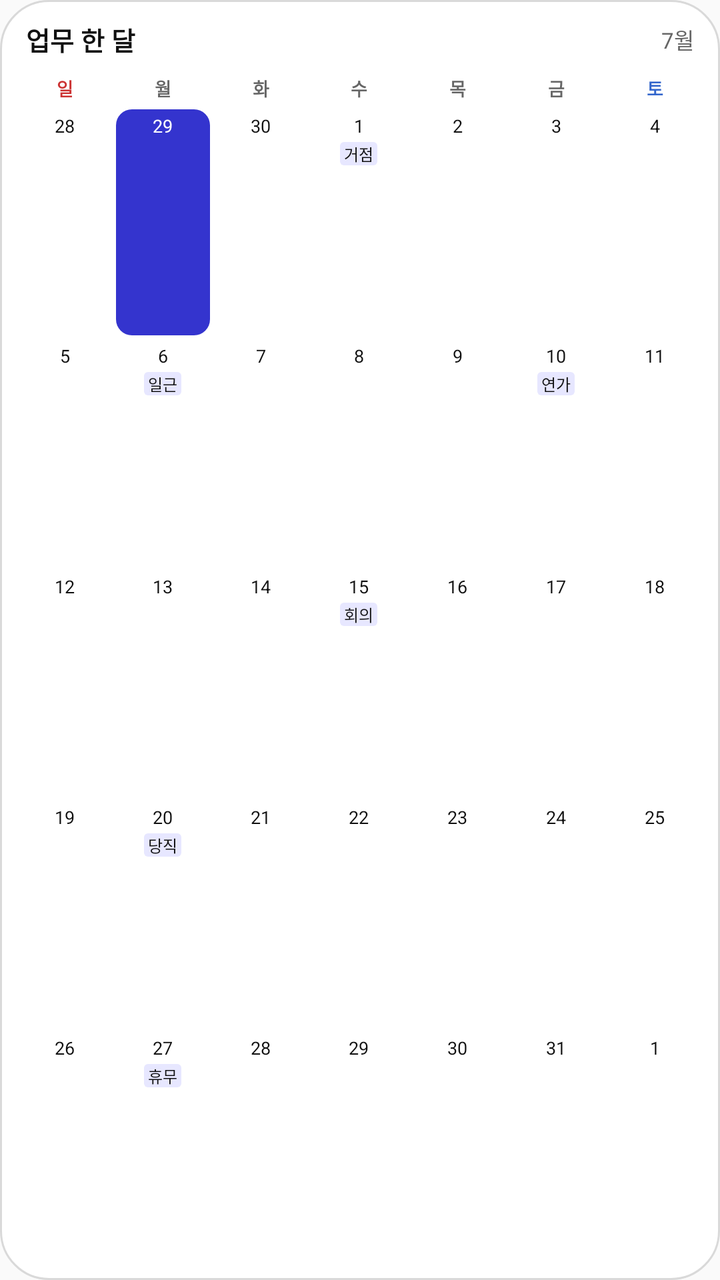
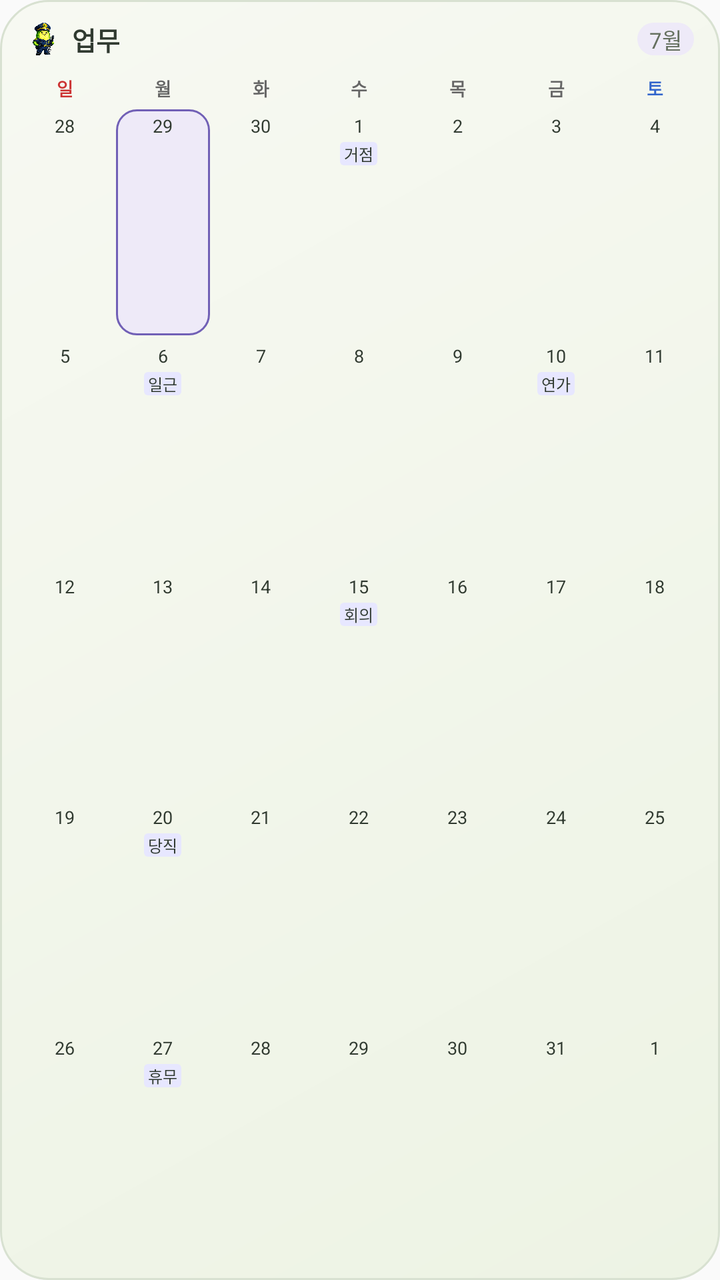

Screens rendered from an Android XML layout before and after an edit, with the pre-edit source and the edit as a unified diff.
<!-- AndroidManifest.xml: application theme AppTheme -->
<!-- res/layout/widget_preview_work_month.xml -->
<?xml version="1.0" encoding="utf-8"?>
<LinearLayout xmlns:android="http://schemas.android.com/apk/res/android"
    android:layout_width="match_parent"
    android:layout_height="match_parent"
    android:background="@drawable/widget_background"
    android:orientation="vertical"
    android:paddingLeft="8dp"
    android:paddingTop="10dp"
    android:paddingRight="8dp"
    android:paddingBottom="10dp">

    <LinearLayout
        android:layout_width="match_parent"
        android:layout_height="wrap_content"
        android:gravity="center_vertical"
        android:orientation="horizontal"
        android:paddingLeft="5dp"
        android:paddingRight="5dp">

        <TextView
            style="@style/MallinoiWidgetPreviewTitle"
            android:text="업무 한 달" />

        <TextView
            style="@style/MallinoiWidgetPreviewSubtitle"
            android:text="7월" />
    </LinearLayout>

    <LinearLayout
        android:layout_width="match_parent"
        android:layout_height="wrap_content"
        android:layout_marginTop="8dp"
        android:orientation="horizontal">
        <TextView
            style="@style/MallinoiWidgetWeekday"
            android:text="일"
            android:textColor="#CC3333" />
        <TextView
            style="@style/MallinoiWidgetWeekday"
            android:text="월" />
        <TextView
            style="@style/MallinoiWidgetWeekday"
            android:text="화" />
        <TextView
            style="@style/MallinoiWidgetWeekday"
            android:text="수" />
        <TextView
            style="@style/MallinoiWidgetWeekday"
            android:text="목" />
        <TextView
            style="@style/MallinoiWidgetWeekday"
            android:text="금" />
        <TextView
            style="@style/MallinoiWidgetWeekday"
            android:text="토"
            android:textColor="#3366CC" />
    </LinearLayout>

    <LinearLayout
        android:layout_width="match_parent"
        android:layout_height="0dp"
        android:layout_marginTop="3dp"
        android:layout_weight="1"
        android:orientation="vertical">

        <LinearLayout
            style="@style/MallinoiWidgetPreviewRow">

        <LinearLayout
            style="@style/MallinoiWidgetPreviewDay">

            <TextView
                style="@style/MallinoiWidgetPreviewDate"
                android:text="28" />
        </LinearLayout>

        <LinearLayout
            style="@style/MallinoiWidgetPreviewDay"
            android:background="@drawable/widget_today_work_background">

            <TextView
                style="@style/MallinoiWidgetPreviewDate"
                android:text="29"
                android:textColor="#FFFFFF" />
        </LinearLayout>

        <LinearLayout
            style="@style/MallinoiWidgetPreviewDay">

            <TextView
                style="@style/MallinoiWidgetPreviewDate"
                android:text="30" />
        </LinearLayout>

        <LinearLayout
            style="@style/MallinoiWidgetPreviewDay">

            <TextView
                style="@style/MallinoiWidgetPreviewDate"
                android:text="1" />

            <TextView
                style="@style/MallinoiWidgetPreviewChip"
                android:background="@drawable/widget_preview_chip_work"
                android:text="거점" />
        </LinearLayout>

        <LinearLayout
            style="@style/MallinoiWidgetPreviewDay">

            <TextView
                style="@style/MallinoiWidgetPreviewDate"
                android:text="2" />
        </LinearLayout>

        <LinearLayout
            style="@style/MallinoiWidgetPreviewDay">

            <TextView
                style="@style/MallinoiWidgetPreviewDate"
                android:text="3" />
        </LinearLayout>

        <LinearLayout
            style="@style/MallinoiWidgetPreviewDay">

            <TextView
                style="@style/MallinoiWidgetPreviewDate"
                android:text="4" />
        </LinearLayout>
        </LinearLayout>

        <LinearLayout
            style="@style/MallinoiWidgetPreviewRow">

        <LinearLayout
            style="@style/MallinoiWidgetPreviewDay">

            <TextView
                style="@style/MallinoiWidgetPreviewDate"
                android:text="5" />
        </LinearLayout>

        <LinearLayout
            style="@style/MallinoiWidgetPreviewDay">

            <TextView
                style="@style/MallinoiWidgetPreviewDate"
                android:text="6" />

            <TextView
                style="@style/MallinoiWidgetPreviewChip"
                android:background="@drawable/widget_preview_chip_work"
                android:text="일근" />
        </LinearLayout>

        <LinearLayout
            style="@style/MallinoiWidgetPreviewDay">

            <TextView
                style="@style/MallinoiWidgetPreviewDate"
                android:text="7" />
        </LinearLayout>

        <LinearLayout
            style="@style/MallinoiWidgetPreviewDay">

            <TextView
                style="@style/MallinoiWidgetPreviewDate"
                android:text="8" />
        </LinearLayout>

        <LinearLayout
            style="@style/MallinoiWidgetPreviewDay">

            <TextView
                style="@style/MallinoiWidgetPreviewDate"
                android:text="9" />
        </LinearLayout>

        <LinearLayout
            style="@style/MallinoiWidgetPreviewDay">

            <TextView
                style="@style/MallinoiWidgetPreviewDate"
                android:text="10" />

            <TextView
                style="@style/MallinoiWidgetPreviewChip"
                android:background="@drawable/widget_preview_chip_work"
                android:text="연가" />
        </LinearLayout>

        <LinearLayout
            style="@style/MallinoiWidgetPreviewDay">

            <TextView
                style="@style/MallinoiWidgetPreviewDate"
                android:text="11" />
        </LinearLayout>
        </LinearLayout>

        <LinearLayout
            style="@style/MallinoiWidgetPreviewRow">

        <LinearLayout
            style="@style/MallinoiWidgetPreviewDay">

            <TextView
                style="@style/MallinoiWidgetPreviewDate"
                android:text="12" />
        </LinearLayout>

        <LinearLayout
            style="@style/MallinoiWidgetPreviewDay">

            <TextView
                style="@style/MallinoiWidgetPreviewDate"
                android:text="13" />
        </LinearLayout>

        <LinearLayout
            style="@style/MallinoiWidgetPreviewDay">

            <TextView
                style="@style/MallinoiWidgetPreviewDate"
                android:text="14" />
        </LinearLayout>

        <LinearLayout
            style="@style/MallinoiWidgetPreviewDay">

            <TextView
                style="@style/MallinoiWidgetPreviewDate"
                android:text="15" />

            <TextView
                style="@style/MallinoiWidgetPreviewChip"
                android:background="@drawable/widget_preview_chip_work"
                android:text="회의" />
        </LinearLayout>

        <LinearLayout
            style="@style/MallinoiWidgetPreviewDay">

            <TextView
                style="@style/MallinoiWidgetPreviewDate"
                android:text="16" />
        </LinearLayout>

        <LinearLayout
            style="@style/MallinoiWidgetPreviewDay">

            <TextView
                style="@style/MallinoiWidgetPreviewDate"
                android:text="17" />
        </LinearLayout>

        <LinearLayout
            style="@style/MallinoiWidgetPreviewDay">

            <TextView
                style="@style/MallinoiWidgetPreviewDate"
                android:text="18" />
        </LinearLayout>
        </LinearLayout>

        <LinearLayout
            style="@style/MallinoiWidgetPreviewRow">

        <LinearLayout
            style="@style/MallinoiWidgetPreviewDay">

            <TextView
                style="@style/MallinoiWidgetPreviewDate"
                android:text="19" />
        </LinearLayout>

        <LinearLayout
            style="@style/MallinoiWidgetPreviewDay">

            <TextView
                style="@style/MallinoiWidgetPreviewDate"
                android:text="20" />

            <TextView
                style="@style/MallinoiWidgetPreviewChip"
                android:background="@drawable/widget_preview_chip_work"
                android:text="당직" />
        </LinearLayout>

        <LinearLayout
            style="@style/MallinoiWidgetPreviewDay">

            <TextView
                style="@style/MallinoiWidgetPreviewDate"
                android:text="21" />
        </LinearLayout>

        <LinearLayout
            style="@style/MallinoiWidgetPreviewDay">

            <TextView
                style="@style/MallinoiWidgetPreviewDate"
                android:text="22" />
        </LinearLayout>

        <LinearLayout
            style="@style/MallinoiWidgetPreviewDay">

            <TextView
                style="@style/MallinoiWidgetPreviewDate"
                android:text="23" />
        </LinearLayout>

        <LinearLayout
            style="@style/MallinoiWidgetPreviewDay">

            <TextView
                style="@style/MallinoiWidgetPreviewDate"
                android:text="24" />
        </LinearLayout>

        <LinearLayout
            style="@style/MallinoiWidgetPreviewDay">

            <TextView
                style="@style/MallinoiWidgetPreviewDate"
                android:text="25" />
        </LinearLayout>
        </LinearLayout>

        <LinearLayout
            style="@style/MallinoiWidgetPreviewRow">

        <LinearLayout
            style="@style/MallinoiWidgetPreviewDay">

            <TextView
                style="@style/MallinoiWidgetPreviewDate"
                android:text="26" />
        </LinearLayout>

        <LinearLayout
            style="@style/MallinoiWidgetPreviewDay">

            <TextView
                style="@style/MallinoiWidgetPreviewDate"
                android:text="27" />

            <TextView
                style="@style/MallinoiWidgetPreviewChip"
                android:background="@drawable/widget_preview_chip_work"
                android:text="휴무" />
        </LinearLayout>

        <LinearLayout
            style="@style/MallinoiWidgetPreviewDay">

            <TextView
                style="@style/MallinoiWidgetPreviewDate"
                android:text="28" />
        </LinearLayout>

        <LinearLayout
            style="@style/MallinoiWidgetPreviewDay">

            <TextView
                style="@style/MallinoiWidgetPreviewDate"
                android:text="29" />
        </LinearLayout>

        <LinearLayout
            style="@style/MallinoiWidgetPreviewDay">

            <TextView
                style="@style/MallinoiWidgetPreviewDate"
                android:text="30" />
        </LinearLayout>

        <LinearLayout
            style="@style/MallinoiWidgetPreviewDay">

            <TextView
                style="@style/MallinoiWidgetPreviewDate"
                android:text="31" />
        </LinearLayout>

        <LinearLayout
            style="@style/MallinoiWidgetPreviewDay">

            <TextView
                style="@style/MallinoiWidgetPreviewDate"
                android:text="1" />
        </LinearLayout>
        </LinearLayout>
    </LinearLayout>
</LinearLayout>
<!-- resources referenced by this layout -->
<resources>
  <!-- drawable widget_background (drawable) -->
  <?xml version="1.0" encoding="utf-8"?>
  <shape xmlns:android="http://schemas.android.com/apk/res/android">
      <solid android:color="#ffffff" />
      <stroke android:width="1dp" android:color="#d9d9d9" />
      <corners android:radius="24dp" />
  </shape>
  <!-- drawable widget_preview_chip_work (drawable) -->
  <?xml version="1.0" encoding="utf-8"?>
  <shape xmlns:android="http://schemas.android.com/apk/res/android">
      <solid android:color="#E7E7FF" />
      <corners android:radius="2dp" />
  </shape>
  <!-- drawable widget_today_work_background (drawable) -->
  <?xml version="1.0" encoding="utf-8"?>
  <shape xmlns:android="http://schemas.android.com/apk/res/android">
      <solid android:color="#3434ce" />
      <corners android:radius="8dp" />
  </shape>
  <style name="MallinoiWidgetPreviewChip">
          <item name="android:layout_width">wrap_content</item>
          <item name="android:layout_height">wrap_content</item>
          <item name="android:layout_marginTop">2dp</item>
          <item name="android:ellipsize">end</item>
          <item name="android:gravity">center</item>
          <item name="android:maxLines">1</item>
          <item name="android:paddingLeft">2dp</item>
          <item name="android:paddingRight">2dp</item>
          <item name="android:singleLine">true</item>
          <item name="android:textColor">#111111</item>
          <item name="android:textSize">8sp</item>
      </style>
  <style name="MallinoiWidgetPreviewDate">
          <item name="android:layout_width">match_parent</item>
          <item name="android:layout_height">wrap_content</item>
          <item name="android:gravity">center</item>
          <item name="android:includeFontPadding">true</item>
          <item name="android:textColor">#111111</item>
          <item name="android:textSize">9sp</item>
      </style>
  <style name="MallinoiWidgetPreviewSubtitle">
          <item name="android:layout_width">wrap_content</item>
          <item name="android:layout_height">wrap_content</item>
          <item name="android:textColor">#666666</item>
          <item name="android:textSize">11sp</item>
      </style>
  <style name="MallinoiWidgetPreviewTitle">
          <item name="android:layout_width">0dp</item>
          <item name="android:layout_height">wrap_content</item>
          <item name="android:layout_weight">1</item>
          <item name="android:ellipsize">end</item>
          <item name="android:singleLine">true</item>
          <item name="android:textColor">#111111</item>
          <item name="android:textSize">13sp</item>
          <item name="android:textStyle">bold</item>
      </style>
  <style name="AppTheme" parent="Theme.AppCompat.Light.DarkActionBar">
          
          <item name="colorPrimary">@color/colorPrimary</item>
          <item name="colorPrimaryDark">@color/colorPrimaryDark</item>
          <item name="colorAccent">@color/colorAccent</item>
      </style>
  <!-- drawable widget_day_background (drawable) -->
  <?xml version="1.0" encoding="utf-8"?>
  <shape xmlns:android="http://schemas.android.com/apk/res/android">
      <solid android:color="#ffffff" />
      <corners android:radius="8dp" />
  </shape>
  <color tools:ignore="UnusedResources" name="colorPrimary">#3F51B5</color>
  <color tools:ignore="UnusedResources" name="colorPrimaryDark">#303F9F</color>
  <color tools:ignore="UnusedResources" name="colorAccent">#FF4081</color>
  <!-- unchanged entries left out for length: 3 -->
</resources>

<!-- the commit's change to res/layout/widget_preview_work_month.xml (unified diff, before → after) -->
@@ -17,12 +17,23 @@
         android:paddingLeft="5dp"
         android:paddingRight="5dp">
 
+        <ImageView
+            android:layout_width="18dp"
+            android:layout_height="18dp"
+            android:layout_marginEnd="5dp"
+            android:importantForAccessibility="no"
+            android:scaleType="fitCenter"
+            android:src="@drawable/widget_mascot_work" />
+
         <TextView
             style="@style/MallinoiWidgetPreviewTitle"
-            android:text="업무 한 달" />
+            android:text="업무" />
 
         <TextView
             style="@style/MallinoiWidgetPreviewSubtitle"
+            android:background="@drawable/widget_label_work"
+            android:paddingLeft="6dp"
+            android:paddingRight="6dp"
             android:text="7월" />
     </LinearLayout>
 
@@ -81,7 +92,7 @@
             <TextView
                 style="@style/MallinoiWidgetPreviewDate"
                 android:text="29"
-                android:textColor="#FFFFFF" />
+                android:textColor="#303a30" />
         </LinearLayout>
 
         <LinearLayout
<!-- resource entries referenced after the edit -->
@@ -3,10 +3,17 @@
   <!-- drawable widget_background (drawable) -->
   <?xml version="1.0" encoding="utf-8"?>
   <shape xmlns:android="http://schemas.android.com/apk/res/android">
-      <solid android:color="#ffffff" />
-      <stroke android:width="1dp" android:color="#d9d9d9" />
+      <gradient android:startColor="#f7f9f2" android:endColor="#edf3e4" android:angle="315" />
+      <stroke android:width="1dp" android:color="#d8e1d1" />
       <corners android:radius="24dp" />
   </shape>
+  <!-- drawable widget_label_work (drawable) -->
+  <?xml version="1.0" encoding="utf-8"?>
+  <shape xmlns:android="http://schemas.android.com/apk/res/android">
+      <solid android:color="#eeeaf8" />
+      <corners android:radius="12dp" />
+  </shape>
+  <!-- drawable widget_mascot_work: png bitmap (drawable-nodpi, 567422 bytes) -->
   <!-- drawable widget_preview_chip_work (drawable) -->
   <?xml version="1.0" encoding="utf-8"?>
   <shape xmlns:android="http://schemas.android.com/apk/res/android">
@@ -16,8 +23,9 @@
   <!-- drawable widget_today_work_background (drawable) -->
   <?xml version="1.0" encoding="utf-8"?>
   <shape xmlns:android="http://schemas.android.com/apk/res/android">
-      <solid android:color="#3434ce" />
-      <corners android:radius="8dp" />
+      <solid android:color="#eeeaf8" />
+      <stroke android:width="1dp" android:color="#7160b6" />
+      <corners android:radius="10dp" />
   </shape>
   <style name="MallinoiWidgetPreviewChip">
           <item name="android:layout_width">wrap_content</item>
@@ -29,7 +37,7 @@
           <item name="android:paddingLeft">2dp</item>
           <item name="android:paddingRight">2dp</item>
           <item name="android:singleLine">true</item>
-          <item name="android:textColor">#111111</item>
+          <item name="android:textColor">#303a30</item>
           <item name="android:textSize">8sp</item>
       </style>
   <style name="MallinoiWidgetPreviewDate">
@@ -37,13 +45,13 @@
           <item name="android:layout_height">wrap_content</item>
           <item name="android:gravity">center</item>
           <item name="android:includeFontPadding">true</item>
-          <item name="android:textColor">#111111</item>
+          <item name="android:textColor">#303a30</item>
           <item name="android:textSize">9sp</item>
       </style>
   <style name="MallinoiWidgetPreviewSubtitle">
           <item name="android:layout_width">wrap_content</item>
           <item name="android:layout_height">wrap_content</item>
-          <item name="android:textColor">#666666</item>
+          <item name="android:textColor">#65705f</item>
           <item name="android:textSize">11sp</item>
       </style>
   <style name="MallinoiWidgetPreviewTitle">
@@ -52,7 +60,7 @@
           <item name="android:layout_weight">1</item>
           <item name="android:ellipsize">end</item>
           <item name="android:singleLine">true</item>
-          <item name="android:textColor">#111111</item>
+          <item name="android:textColor">#303a30</item>
           <item name="android:textSize">13sp</item>
           <item name="android:textStyle">bold</item>
       </style>
@@ -65,8 +73,8 @@
   <!-- drawable widget_day_background (drawable) -->
   <?xml version="1.0" encoding="utf-8"?>
   <shape xmlns:android="http://schemas.android.com/apk/res/android">
-      <solid android:color="#ffffff" />
-      <corners android:radius="8dp" />
+      <solid android:color="@android:color/transparent" />
+      <corners android:radius="10dp" />
   </shape>
   <color tools:ignore="UnusedResources" name="colorPrimary">#3F51B5</color>
   <color tools:ignore="UnusedResources" name="colorPrimaryDark">#303F9F</color>
